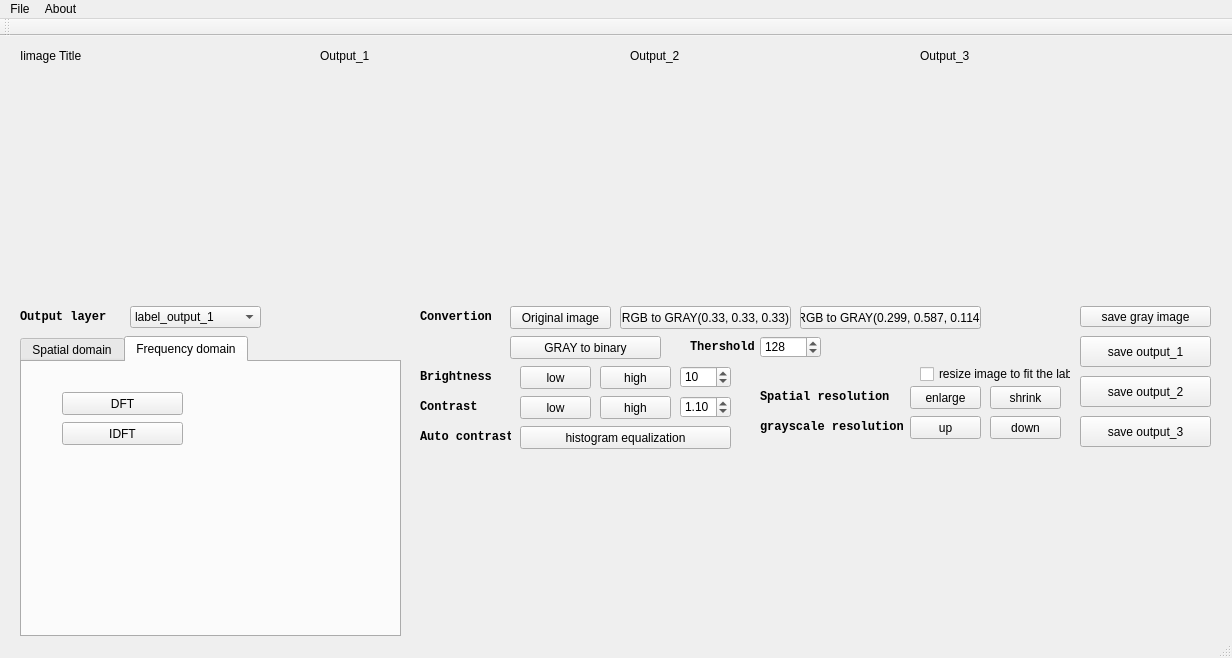
The window that mainwindow.ui (r05522814/Image_processing) describes before a commit, drawn with Qt 5.
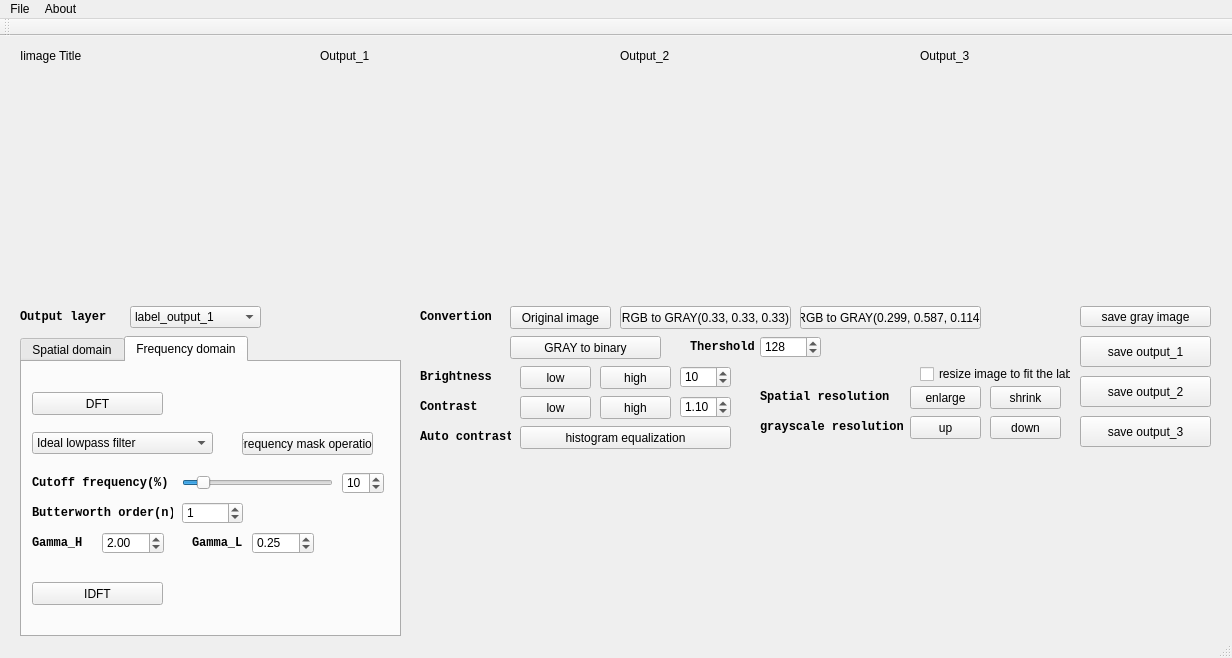
The same window after the commit.

```diff
--- a/mainwindow.ui
+++ b/mainwindow.ui
@@ -504,7 +504,7 @@
    <widget class="QLabel" name="label_output_2_image_title">
     <property name="geometry">
      <rect>
-      <x>630</x>
+      <x>620</x>
       <y>10</y>
       <width>281</width>
       <height>20</height>
@@ -897,9 +897,9 @@
      <widget class="QPushButton" name="pushButton_DFT">
       <property name="geometry">
        <rect>
-        <x>40</x>
+        <x>10</x>
         <y>30</y>
-        <width>121</width>
+        <width>131</width>
         <height>23</height>
        </rect>
       </property>
@@ -910,9 +910,9 @@
      <widget class="QPushButton" name="pushButton_IDFT">
       <property name="geometry">
        <rect>
-        <x>40</x>
-        <y>60</y>
-        <width>121</width>
+        <x>10</x>
+        <y>220</y>
+        <width>131</width>
         <height>23</height>
        </rect>
       </property>
@@ -920,6 +920,239 @@
        <string>IDFT</string>
       </property>
      </widget>
+     <widget class="QComboBox" name="comboBox_frequency_mask_category">
+      <property name="geometry">
+       <rect>
+        <x>10</x>
+        <y>70</y>
+        <width>181</width>
+        <height>22</height>
+       </rect>
+      </property>
+      <item>
+       <property name="text">
+        <string>Ideal lowpass filter</string>
+       </property>
+      </item>
+      <item>
+       <property name="text">
+        <string>Ideal highpass filter</string>
+       </property>
+      </item>
+      <item>
+       <property name="text">
+        <string>Butterworth lowpass filter</string>
+       </property>
+      </item>
+      <item>
+       <property name="text">
+        <string>Butterworth highpass filter</string>
+       </property>
+      </item>
+      <item>
+       <property name="text">
+        <string>Gaussian lowpass filter</string>
+       </property>
+      </item>
+      <item>
+       <property name="text">
+        <string>Gaussian highpass filter</string>
+       </property>
+      </item>
+      <item>
+       <property name="text">
+        <string>Homomorphic filter</string>
+       </property>
+      </item>
+     </widget>
+     <widget class="QSlider" name="horizontalSlider_cutoff_frequency">
+      <property name="geometry">
+       <rect>
+        <x>160</x>
+        <y>110</y>
+        <width>151</width>
+        <height>22</height>
+       </rect>
+      </property>
+      <property name="minimum">
+       <number>0</number>
+      </property>
+      <property name="maximum">
+       <number>100</number>
+      </property>
+      <property name="value">
+       <number>10</number>
+      </property>
+      <property name="orientation">
+       <enum>Qt::Horizontal</enum>
+      </property>
+     </widget>
+     <widget class="QLabel" name="label_11">
+      <property name="geometry">
+       <rect>
+        <x>10</x>
+        <y>110</y>
+        <width>141</width>
+        <height>21</height>
+       </rect>
+      </property>
+      <property name="font">
+       <font>
+        <family>Consolas</family>
+        <weight>75</weight>
+        <bold>true</bold>
+       </font>
+      </property>
+      <property name="text">
+       <string>Cutoff frequency(%)</string>
+      </property>
+     </widget>
+     <widget class="QSpinBox" name="spinBox_cutoff_frequency">
+      <property name="geometry">
+       <rect>
+        <x>320</x>
+        <y>110</y>
+        <width>42</width>
+        <height>22</height>
+       </rect>
+      </property>
+      <property name="maximum">
+       <number>100</number>
+      </property>
+      <property name="value">
+       <number>10</number>
+      </property>
+     </widget>
+     <widget class="QPushButton" name="pushButton_frequency_mask_operation">
+      <property name="geometry">
+       <rect>
+        <x>220</x>
+        <y>70</y>
+        <width>131</width>
+        <height>23</height>
+       </rect>
+      </property>
+      <property name="text">
+       <string>Frequency mask operation</string>
+      </property>
+     </widget>
+     <widget class="QSpinBox" name="spinBox_butterworth_order">
+      <property name="geometry">
+       <rect>
+        <x>160</x>
+        <y>140</y>
+        <width>61</width>
+        <height>22</height>
+       </rect>
+      </property>
+      <property name="maximum">
+       <number>10</number>
+      </property>
+      <property name="value">
+       <number>1</number>
+      </property>
+      <property name="displayIntegerBase">
+       <number>10</number>
+      </property>
+     </widget>
+     <widget class="QLabel" name="label_12">
+      <property name="geometry">
+       <rect>
+        <x>10</x>
+        <y>140</y>
+        <width>141</width>
+        <height>21</height>
+       </rect>
+      </property>
+      <property name="font">
+       <font>
+        <family>Consolas</family>
+        <weight>75</weight>
+        <bold>true</bold>
+       </font>
+      </property>
+      <property name="text">
+       <string>Butterworth order(n)</string>
+      </property>
+     </widget>
+     <widget class="QLabel" name="label_14">
+      <property name="geometry">
+       <rect>
+        <x>10</x>
+        <y>170</y>
+        <width>51</width>
+        <height>21</height>
+       </rect>
+      </property>
+      <property name="font">
+       <font>
+        <family>Consolas</family>
+        <weight>75</weight>
+        <bold>true</bold>
+       </font>
+      </property>
+      <property name="text">
+       <string>Gamma_H</string>
+      </property>
+     </widget>
+     <widget class="QLabel" name="label_15">
+      <property name="geometry">
+       <rect>
+        <x>170</x>
+        <y>170</y>
+        <width>51</width>
+        <height>21</height>
+       </rect>
+      </property>
+      <property name="font">
+       <font>
+        <family>Consolas</family>
+        <weight>75</weight>
+        <bold>true</bold>
+       </font>
+      </property>
+      <property name="text">
+       <string>Gamma_L</string>
+      </property>
+     </widget>
+     <widget class="QDoubleSpinBox" name="doubleSpinBox_homomorphic_Gamma_H">
+      <property name="geometry">
+       <rect>
+        <x>80</x>
+        <y>170</y>
+        <width>62</width>
+        <height>22</height>
+       </rect>
+      </property>
+      <property name="maximum">
+       <double>20.000000000000000</double>
+      </property>
+      <property name="singleStep">
+       <double>0.250000000000000</double>
+      </property>
+      <property name="value">
+       <double>2.000000000000000</double>
+      </property>
+     </widget>
+     <widget class="QDoubleSpinBox" name="doubleSpinBox_homomorphic_Gamma_L">
+      <property name="geometry">
+       <rect>
+        <x>230</x>
+        <y>170</y>
+        <width>62</width>
+        <height>22</height>
+       </rect>
+      </property>
+      <property name="maximum">
+       <double>20.000000000000000</double>
+      </property>
+      <property name="singleStep">
+       <double>0.250000000000000</double>
+      </property>
+      <property name="value">
+       <double>0.250000000000000</double>
+      </property>
+     </widget>
     </widget>
    </widget>
    <widget class="QLabel" name="label_13">
```
Left out of the diff: 10 changed lines with no effect on the pictures.
